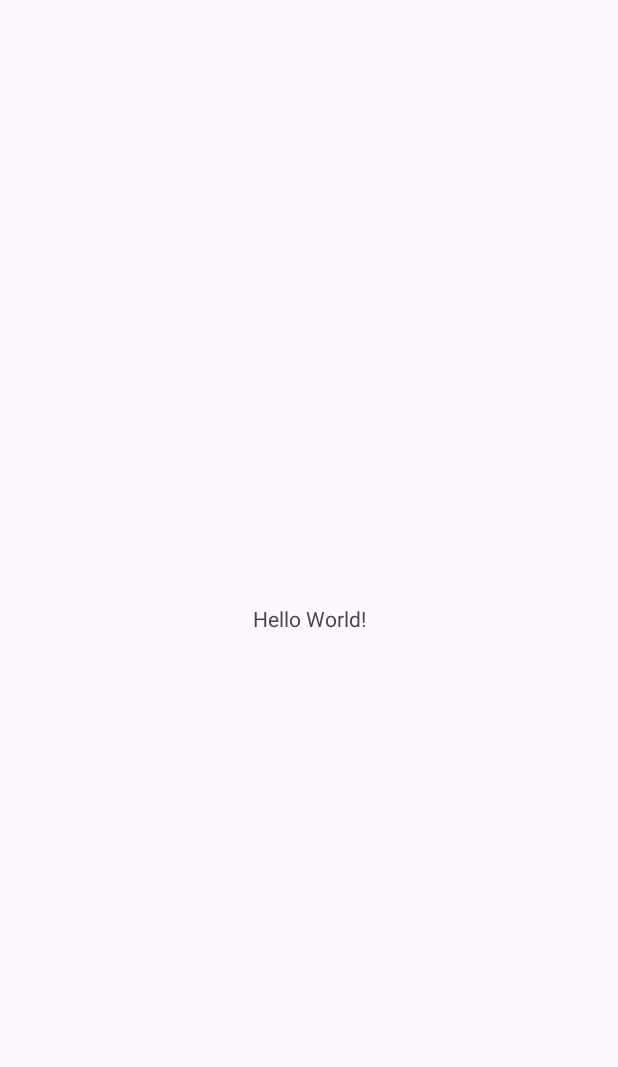
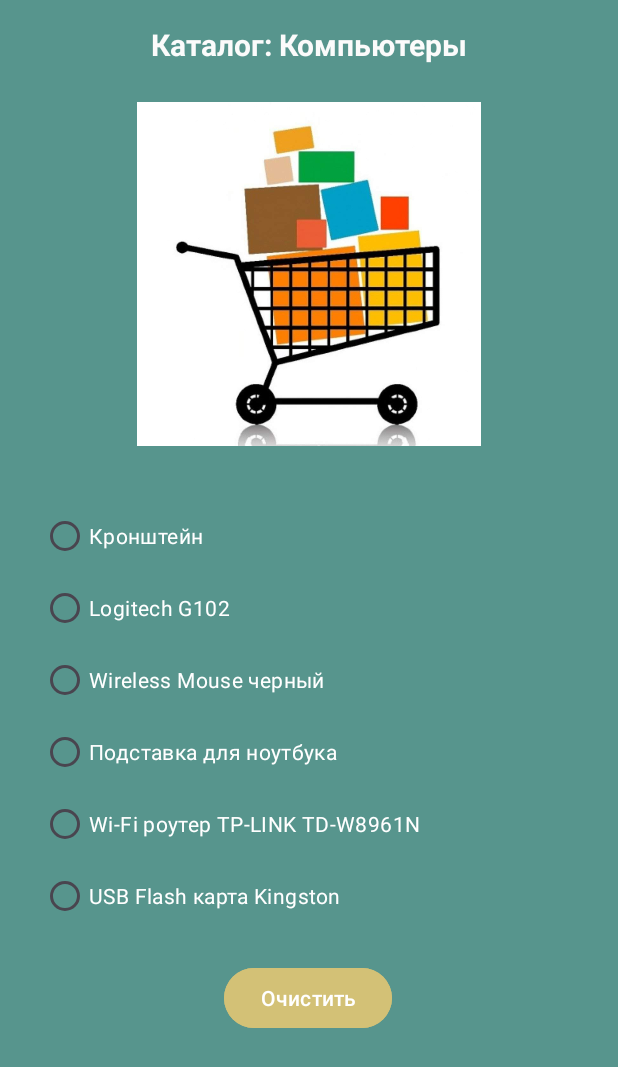
Before and after one commit to chilivar/LabWorkAndroid, an Android app: the screen it shows after launch (MainActivity), on a phone screen of 412 x 824 dp. Before the commit the part shown is almost empty. Shown: the top 1067 px of the screen. Run offline under Robolectric (Android 15) with nearby library versions, the phone set to English and light mode, and no system bars.

Commit message:
Сделал лаб2

```diff
--- a/app/src/main/java/com/example/labworkandroid/MainActivity.java
+++ b/app/src/main/java/com/example/labworkandroid/MainActivity.java
@@ -1,6 +1,10 @@
 package com.example.labworkandroid;
 
 import android.os.Bundle;
+import android.view.View;
+import android.widget.Button;
+import android.widget.ImageView;
+import android.widget.RadioGroup;
 
 import androidx.activity.EdgeToEdge;
 import androidx.appcompat.app.AppCompatActivity;
@@ -9,6 +13,9 @@ import androidx.core.view.ViewCompat;
 import androidx.core.view.WindowInsetsCompat;
 
 public class MainActivity extends AppCompatActivity {
+
+    private ImageView imageBox;
+    private Button clearBtn;
 
     @Override
     protected void onCreate(Bundle savedInstanceState) {
@@ -20,5 +27,36 @@ public class MainActivity extends AppCompatActivity {
             v.setPadding(systemBars.left, systemBars.top, systemBars.right, systemBars.bottom);
             return insets;
         });
+
+        imageBox = findViewById(R.id.imageBox);
+        clearBtn = findViewById(R.id.clearBtn);
+        RadioGroup radioGroup = findViewById(R.id.radioGroup);
+
+        radioGroup.setOnCheckedChangeListener(new RadioGroup.OnCheckedChangeListener() {
+            @Override
+            public void onCheckedChanged(RadioGroup group, int checkedId) {
+                if (checkedId == R.id.bracketRdBtn) {
+                    imageBox.setImageResource(R.drawable.bracket);
+                } else if (checkedId == R.id.routerRdBtn) {
+                    imageBox.setImageResource(R.drawable.router);
+                } else if (checkedId == R.id.usbFlashExodiaRdBtn) {
+                    imageBox.setImageResource(R.drawable.usb_flash_exodia);
+                } else if (checkedId == R.id.rackRdBtn) {
+                    imageBox.setImageResource(R.drawable.rack);
+                } else if (checkedId == R.id.basicMouseRdBtn) {
+                    imageBox.setImageResource(R.drawable.mouse);
+                } else if (checkedId == R.id.logitechModelRdBtn) {
+                    imageBox.setImageResource(R.drawable.logitech_mouse);
+                }
+            }
+        });
+
+        clearBtn.setOnClickListener(new View.OnClickListener() {
+            @Override
+            public void onClick(View v) {
+                imageBox.setImageResource(R.drawable.basket);
+                radioGroup.clearCheck();
+            }
+        });
     }
 }
--- /dev/null
+++ b/app/src/main/res/drawable/rounded_button.xml
@@ -0,0 +1,8 @@
+<shape xmlns:android="http://schemas.android.com/apk/res/android"
+    android:shape="rectangle">
+    <solid android:color="#ADA157"/>
+    <corners android:radius="16dp"/>
+    <stroke
+        android:width="2dp"
+        android:color="#877B49"/>
+</shape>
--- a/app/src/main/res/layout/activity_main.xml
+++ b/app/src/main/res/layout/activity_main.xml
@@ -5,15 +5,103 @@
     android:id="@+id/main"
     android:layout_width="match_parent"
     android:layout_height="match_parent"
+    android:background="#57958D"
     tools:context=".MainActivity">
 
-    <TextView
+    <ImageView
+        android:id="@+id/imageBox"
+        android:layout_width="273dp"
+        android:layout_height="229dp"
+        android:layout_marginTop="20dp"
+        android:scaleType="fitCenter"
+        android:adjustViewBounds="true"
+        app:layout_constraintEnd_toEndOf="parent"
+        app:layout_constraintStart_toStartOf="parent"
+        app:layout_constraintTop_toBottomOf="@+id/textView"
+        app:srcCompat="@drawable/basket" />
+
+    <RadioGroup
+        android:id="@+id/radioGroup"
+        android:layout_width="357dp"
+        android:layout_height="288dp"
+        android:layout_marginTop="36dp"
+        app:layout_constraintEnd_toEndOf="parent"
+        app:layout_constraintStart_toStartOf="parent"
+        app:layout_constraintTop_toBottomOf="@+id/imageBox">
+
+        <RadioButton
+            android:id="@+id/bracketRdBtn"
+            android:layout_width="347dp"
+            android:layout_height="wrap_content"
+            android:buttonTint="#DEC914"
+            android:text="Кронштейн"
+            android:textColor="#FFFFFF" />
+
+        <RadioButton
+            android:id="@+id/logitechModelRdBtn"
+            android:layout_width="match_parent"
+            android:layout_height="wrap_content"
+            android:buttonTint="#7C6C6C"
+            android:text="Logitech G102"
+            android:textColor="#FFFFFF" />
+
+        <RadioButton
+            android:id="@+id/basicMouseRdBtn"
+            android:layout_width="match_parent"
+            android:layout_height="wrap_content"
+            android:buttonTint="#7C6C6C"
+            android:text="Wireless Mouse черный"
+            android:textColor="#FFFFFF" />
+
+        <RadioButton
+            android:id="@+id/rackRdBtn"
+            android:layout_width="match_parent"
+            android:layout_height="wrap_content"
+            android:buttonTint="#7C6C6C"
+            android:text="Подставка для ноутбука "
+            android:textColor="#FFFFFF" />
+
+        <RadioButton
+            android:id="@+id/routerRdBtn"
+            android:layout_width="match_parent"
+            android:layout_height="wrap_content"
+            android:buttonTint="#7C6C6C"
+            android:text="Wi-Fi роутер TP-LINK TD-W8961N"
+            android:textColor="#FFFFFF" />
+
+        <RadioButton
+            android:id="@+id/usbFlashExodiaRdBtn"
+            android:layout_width="match_parent"
+            android:layout_height="wrap_content"
+            android:buttonTint="#7C6C6C"
+            android:text="USB Flash карта Kingston"
+            android:textColor="#FFFFFF" />
+
+    </RadioGroup>
+
+    <Button
+        android:id="@+id/clearBtn"
         android:layout_width="wrap_content"
         android:layout_height="wrap_content"
-        android:text="Hello World!"
-        app:layout_constraintBottom_toBottomOf="parent"
+        android:layout_marginTop="344dp"
+        android:text="Очистить"
+        android:backgroundTint="#D3C176"
+        app:layout_constraintEnd_toEndOf="parent"
+        app:layout_constraintHorizontal_bias="0.498"
+        app:layout_constraintStart_toStartOf="parent"
+        app:layout_constraintTop_toBottomOf="@+id/imageBox"/>
+
+    <TextView
+        android:id="@+id/textView"
+        android:layout_width="276dp"
+        android:layout_height="32dp"
+        android:layout_marginTop="16dp"
+        android:text="Каталог: Компьютеры"
+        android:textAlignment="center"
+        android:textColor="#FBFBFB"
+        android:textSize="20sp"
+        android:textStyle="bold"
         app:layout_constraintEnd_toEndOf="parent"
         app:layout_constraintStart_toStartOf="parent"
         app:layout_constraintTop_toTopOf="parent" />
-
 </androidx.constraintlayout.widget.ConstraintLayout>
```
Also changed, not shown: app/src/main/res/drawable/basket.jpg (added), app/src/main/res/drawable/bracket.jpeg (added), app/src/main/res/drawable/logitech_mouse.jpg (added), app/src/main/res/drawable/mouse.jpg (added), app/src/main/res/drawable/rack.jpg (added), app/src/main/res/drawable/router.jpg (added), app/src/main/res/drawable/usb_flash_exodia.jpg (added).
